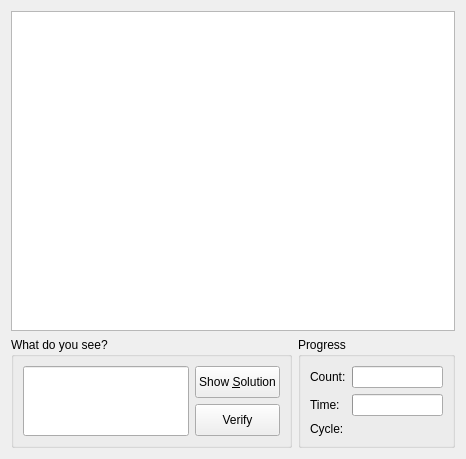
Old version of the form src/practice/imagepracticedlg.ui in the repository KDE/parley.
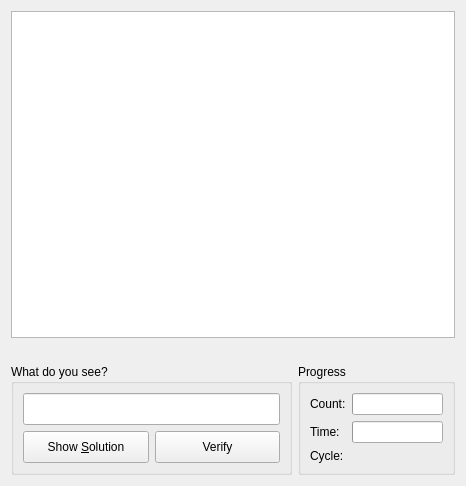
New version of the form. Icons and pictures are not drawn. Custom widgets are drawn as their Qt base class.

Commit message: better layout, show the original word in a label, ok icon for verify

Diff of the .ui file:
```diff
--- a/src/practice/imagepracticedlg.ui
+++ b/src/practice/imagepracticedlg.ui
@@ -6,7 +6,7 @@
     <x>0</x>
     <y>0</y>
     <width>466</width>
-    <height>459</height>
+    <height>486</height>
    </rect>
   </property>
   <property name="windowTitle" >
@@ -29,6 +29,16 @@
      </property>
     </widget>
    </item>
+   <item>
+    <widget class="QLabel" name="originalLabel" >
+     <property name="text" >
+      <string/>
+     </property>
+     <property name="alignment" >
+      <set>Qt::AlignCenter</set>
+     </property>
+    </widget>
+   </item>
    <item>
     <layout class="QHBoxLayout" >
      <item>
@@ -42,7 +52,7 @@
        <property name="title" >
         <string>What do you see?</string>
        </property>
-       <layout class="QHBoxLayout" >
+       <layout class="QVBoxLayout" >
         <item>
          <widget class="KLineEdit" name="answerLineEdit" >
           <property name="sizePolicy" >
@@ -54,7 +64,7 @@
          </widget>
         </item>
         <item>
-         <layout class="QVBoxLayout" >
+         <layout class="QHBoxLayout" >
           <item>
            <widget class="QPushButton" name="showSolutionButton" >
             <property name="sizePolicy" >
```
Left out of the diff: 2 changed lines with no effect on the pictures. The commit also changes 1 other file.
